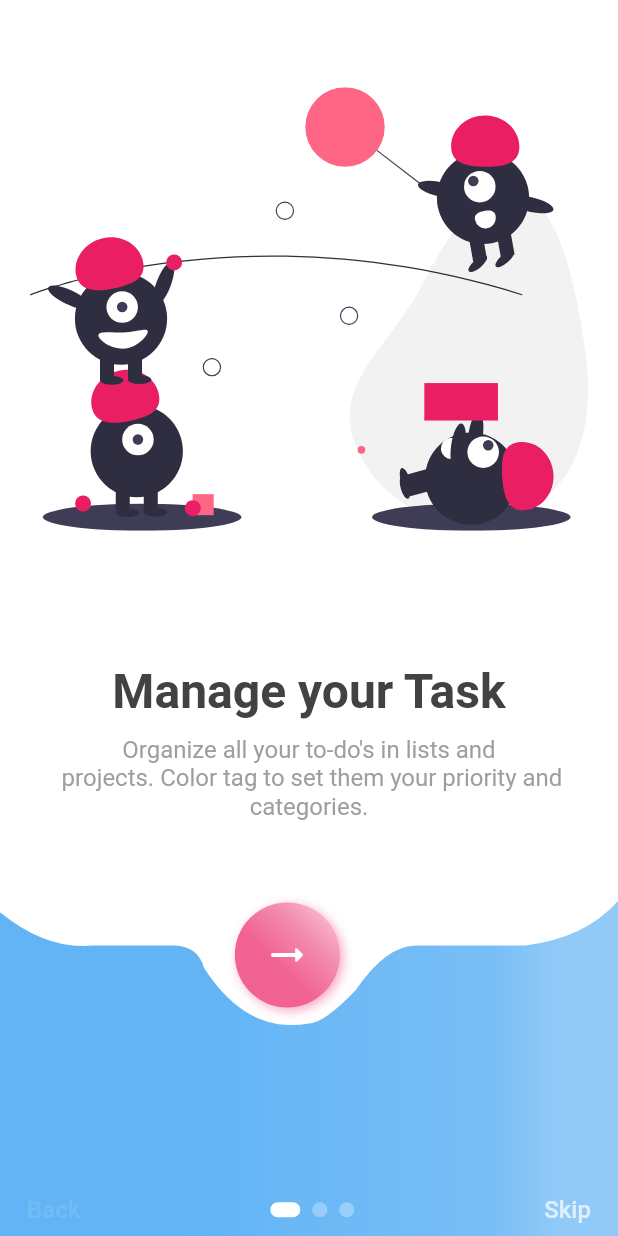
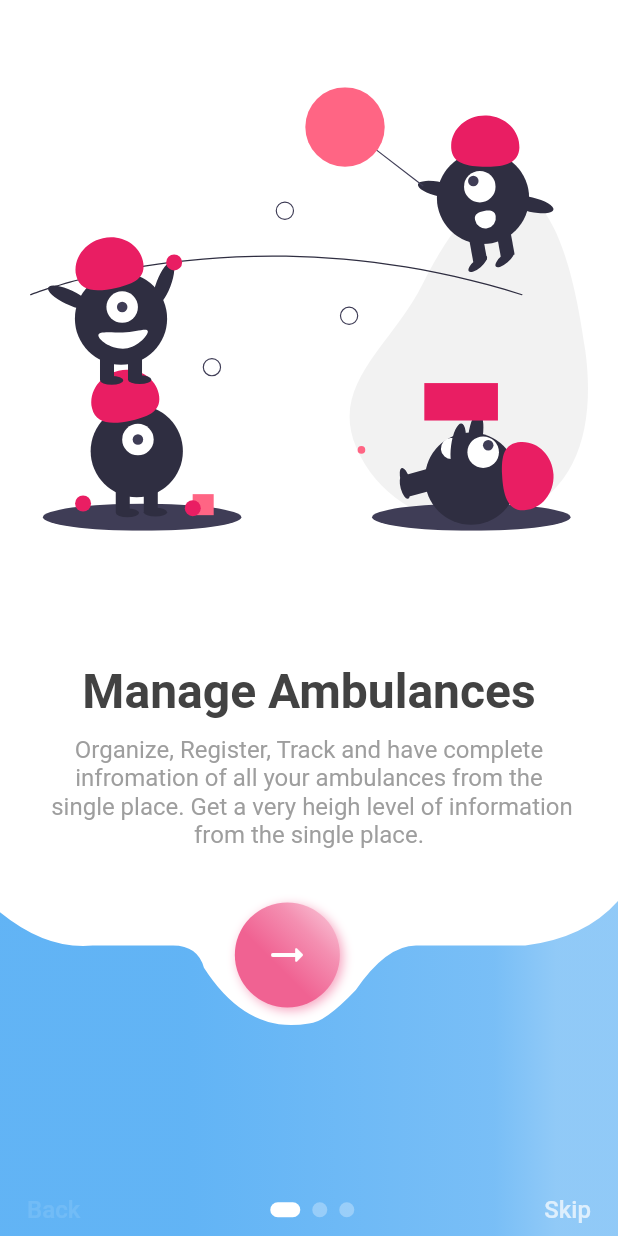
Before and after one commit to Susheer/manage-leet, a Flutter app: the screen it shows after launch, on a phone screen of 412 x 824 dp. Run offline on Flutter 3.47's test engine with Material 2 defaults, Android fonts, the phone set to English and light mode, and no system bars; our stand-ins replace flutter_svg, sizer.

Commit message:
on boarding screen

```diff
--- a/lib/pages/onboarding.dart
+++ b/lib/pages/onboarding.dart
@@ -182,7 +182,7 @@ class _BoardingWidget extends StatelessWidget {
             height: 30,
           ),
           Text(
-            "Manage your Task",
+            "Manage Ambulances",
             style: TextStyle(
               color: Colors.grey[800],
               fontSize: 32,
@@ -193,7 +193,7 @@ class _BoardingWidget extends StatelessWidget {
             height: 10,
           ),
           Text(
-            "Organize all your to-do's in lists and \n projects. Color tag to set them your priority and categories.",
+            "Organize, Register, Track and have complete infromation of all your ambulances from the\n single place. Get a very heigh level of information from the single place.",
             textAlign: TextAlign.center,
             style: TextStyle(
               color: Colors.grey[500],
```
